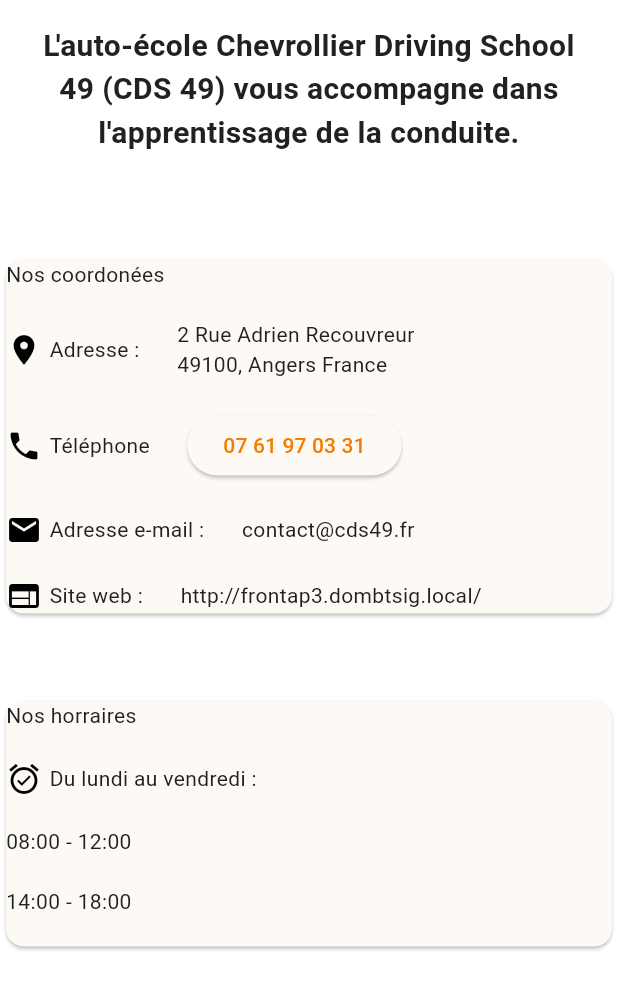
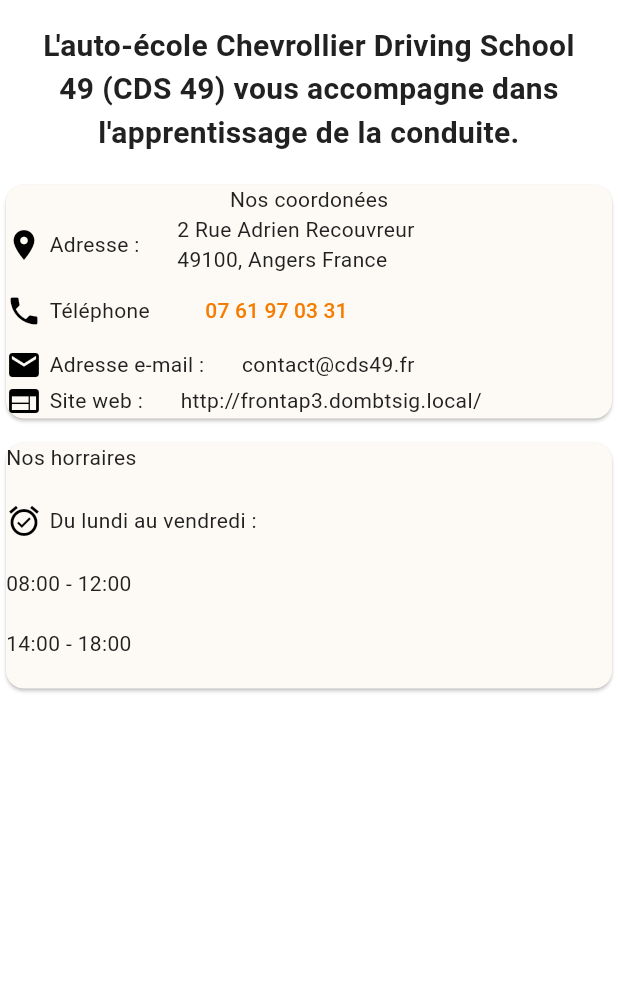
Before and after one commit to Kya12489/AP3-CDS49, a Flutter app: the ContactApp widget shown alone on an empty page, opened directly, on a phone screen of 412 x 824 dp. Shown: the top 989 px of the screen. Run offline on Flutter 3.47's test engine with Material 3 defaults, Android fonts, the phone set to English and light mode, and no system bars; our stand-ins replace font_awesome_flutter, shared_preferences; accounts and stored records are empty; Roboto replaces fonts that are missing (Segoe UI).

Commit message:
lot1 terminer

```diff
--- a/mobile-main/lib/main.dart
+++ b/mobile-main/lib/main.dart
@@ -129,6 +129,7 @@ class _MyHomePageState extends State<MyHomePage> {
           break;
         case 2:
           currentBody = const ParamApp();
+
           break;
         case 3:
         currentBody = const ContactApp();
@@ -159,7 +160,9 @@ class _MyHomePageState extends State<MyHomePage> {
                   icon: const Icon(Icons.logout),
                   onPressed: () {
                     GestionToken.logout();
-                    setState(() {});
+                    setState(() {
+                      Navigator.pop(context);
+                    });
                   },
                 );
               }
--- a/mobile-main/lib/screens/screen_contact/nouscontacter.dart
+++ b/mobile-main/lib/screens/screen_contact/nouscontacter.dart
@@ -1,4 +1,5 @@
 import 'package:flutter/material.dart';
+import 'package:mobil_cds49/widgets/simple_Card.dart';
 import 'package:url_launcher/url_launcher.dart';
 
 // Ecran de paramètres de l'application
@@ -36,7 +37,7 @@ Row addContainer(
         spacing: 25,
         children: [
           Container(child: Text(title)),
-          Container(child: isBtn?ElevatedButton(onPressed: onBtnPressed, child: Text(content)):Text(content)),
+          Container(child: isBtn?TextButton(onPressed: onBtnPressed, child: Text(content)):Text(content)),
         ],
       ),
     ],
@@ -66,12 +67,8 @@ class _ParamAppState extends State<ContactApp> {
     return SizedBox(
       width: double.infinity,
       height: double.infinity,
-      child: Column(
+      child: ListView(
         children: <Widget>[
-          Expanded(
-            child: Column(
-              spacing: 50,
-              children: [
           Padding(
 
             padding: EdgeInsetsGeometry.all(16),
@@ -87,7 +84,9 @@ class _ParamAppState extends State<ContactApp> {
               ],
             ),
           ),
-                createCard(<Widget>[
+          CardPrincipal(
+            child: Column(
+              children: <Widget>[
                 Text("Nos coordonées"),
             addContainer(
               icon: Icons.place,
@@ -138,7 +137,14 @@ class _ParamAppState extends State<ContactApp> {
               "Site web :",
               "http://frontap3.dombtsig.local/",
             ),
+              ],
+            )
+
+          ),
+          createCard(<Widget>[
+
           ]),
+
           createCard(<Widget>[
             Text("Nos horraires"),
             addContainer(
@@ -151,9 +157,6 @@ class _ParamAppState extends State<ContactApp> {
           ]),
         ],
       ),
-          ),
-        ],
-      ),
     );
   }
 }
--- a/mobile-main/lib/screens/screen_param/param_app.dart
+++ b/mobile-main/lib/screens/screen_param/param_app.dart
@@ -29,7 +29,7 @@ class _ParamAppState extends State<ParamApp> {
     setState(() {
       userInfo = info;
       isLoading = false;
-
+      light = themeController.isLightMode();
     });
   }
 
@@ -51,7 +51,7 @@ class _ParamAppState extends State<ParamApp> {
                     child: Column(
                     crossAxisAlignment: CrossAxisAlignment.start,
                     children: <Widget>[
-                        Text(light ? 'Passer en mode clair' : 'Passer en mode sombre',
+                        Text(light ? 'Passer en mode sombre' : 'Passer en mode clair',
                         style: TextStyle(
                                     fontSize: 18,
                                     fontWeight: FontWeight.bold,
--- /dev/null
+++ b/mobile-main/lib/widgets/simple_Card.dart
@@ -0,0 +1,15 @@
+import 'package:flutter/material.dart';
+
+class CardPrincipal extends Card {
+  /// Custom AppBar
+  final Widget child;
+  const CardPrincipal({required this.child});
+  @override
+
+  @override
+    Widget build(BuildContext context) {
+      return Card(
+       child: this.child,
+      );
+    }
+}
```
Also changed, not shown: mobile-main/lib/services/theme/gestion_theme.dart (+7 -0 lines), mobile-main/lib/widgets/icon_row.dart (added, +20 -0 lines). Lines whose indentation alone changed are shown as unchanged.
